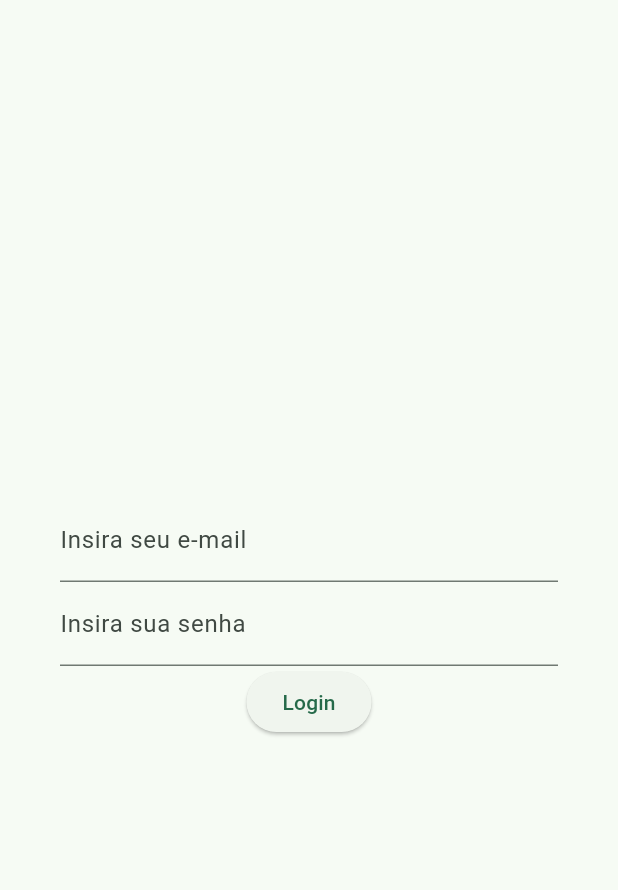
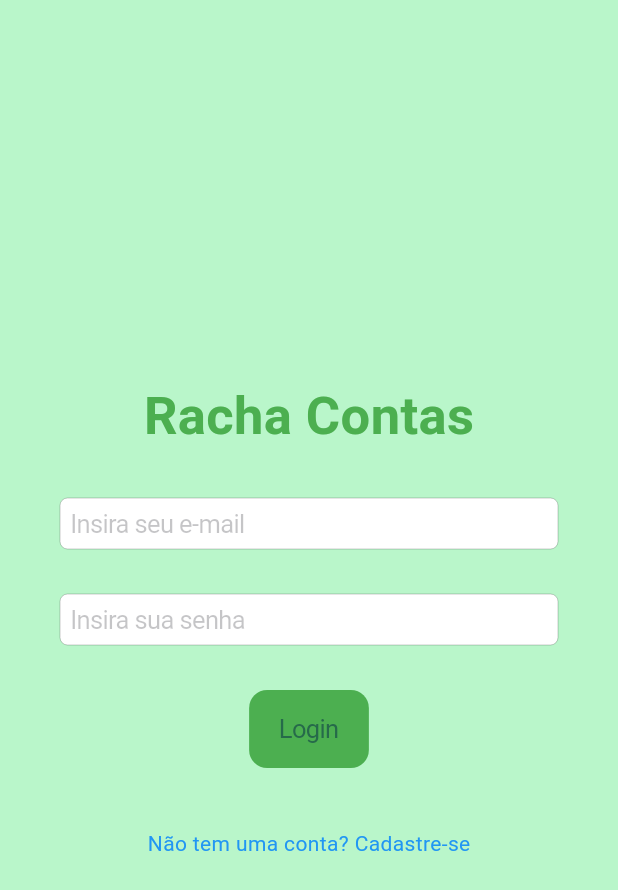
Before and after one commit to LaraGastaldi/RachaContas, a Flutter app: the screen it shows after launch, on a phone screen of 412 x 824 dp. Shown: the top 890 px of the screen. Run offline on Flutter 3.47's test engine with Material 3 defaults, Android fonts, the phone set to English and light mode, and no system bars; our stand-ins replace dio, draggable_home, flutter_dotenv, flutter_secure_storage, get, get_it and 1 more; missing offline and left inert: event_hub.

Commit message:
made login page beautiful and functional

```diff
--- a/app/lib/screens/login_screen.dart
+++ b/app/lib/screens/login_screen.dart
@@ -1,3 +1,4 @@
+import 'package:flutter/cupertino.dart';
 import 'package:flutter/material.dart';
 import 'package:flutter/services.dart';
 import 'package:rachacontas/providers.dart';
@@ -19,7 +20,6 @@ class _LoginScreenState extends State<LoginScreen> {
   @override
   void initState() {
     eventhub.on('loading', (loading) {
-      print('chegou');
       setState(() {
         this.loading = loading;
       });
@@ -29,7 +29,8 @@ class _LoginScreenState extends State<LoginScreen> {
   @override
   Widget build(BuildContext context) {
     return Scaffold(
-      body: Center(
+      backgroundColor: Colors.greenAccent.shade100,
+      body: SafeArea(
         child: Padding(
           padding: const EdgeInsets.all(40.0),
           child: Form(
@@ -37,48 +38,64 @@ class _LoginScreenState extends State<LoginScreen> {
             child: Column(
               mainAxisAlignment: MainAxisAlignment.center,
               children: [
-                TextFormField(
+                Text(
+                  'Racha Contas',
+                  style: TextStyle(
+                    fontSize: 35,
+                    fontWeight: FontWeight.bold,
+                    color: Colors.green,
+                  ),
+                ),
+                const Divider(
+                  color: Colors.transparent,
+                  height: 30,
+                ),
+                CupertinoTextField(
                   controller: widget.loginController.emailController,
-                  decoration: const InputDecoration(
-                    labelText: 'Insira seu e-mail',
-                  ),
+                  placeholder: 'Insira seu e-mail',
                   autocorrect: false,
                   inputFormatters: [
                     FilteringTextInputFormatter.deny(RegExp(r'\s')),
                   ],
-                  validator: (value) {
-                    if (value!.isEmpty) {
-                      return 'O e-mail é requirido';
-                    }
-                    return null;
-                  },
                 ),
-                TextFormField(
+                const Divider(
+                  color: Colors.transparent,
+                  height: 30,
+                ),
+                CupertinoTextField(
                   obscureText: true,
                   controller: widget.loginController.passwordController,
-                  decoration: const InputDecoration(
-                    labelText: 'Insira sua senha',
+                  placeholder: 'Insira sua senha',
                 ),
-                  validator: (value) {
-                    if (value!.isEmpty) {
-                      return 'A senha é requirida';
-                    }
-                    return null;
-                  },
+
+                const Divider(
+                  color: Colors.transparent,
+                  height: 30,
                 ),
-                ElevatedButton(
+                CupertinoButton(
                     onPressed: loading
                         ? null
                         : () {
                       widget.loginController.login();
                     },
+                    color: Colors.green,
                     child: loading
                         ? const SizedBox(
-                          child: CircularProgressIndicator(),
                       width: 20,
                       height: 20,
+                      child: CircularProgressIndicator(),
                     )
                         : const Text('Login'),
+                ),
+                const Divider(
+                  color: Colors.transparent,
+                  height: 40,
+                ),
+                InkWell(
+                  onTap: () {
+                    Get.toNamed('/register');
+                  },
+                  child: const Text('Não tem uma conta? Cadastre-se', style: TextStyle(color: Colors.blue),),
                 ),
               ],
             ),
--- a/app/lib/services/api_service.dart
+++ b/app/lib/services/api_service.dart
@@ -19,6 +19,8 @@ class ApiService {
         data: data,
         options: Options(
           method: method,
+          receiveTimeout: const Duration(seconds: 5),
+          sendTimeout: const Duration(seconds: 5),
           validateStatus: (status) {
             return status! < 500;
           },
@@ -36,6 +38,8 @@ class ApiService {
           "${await EnvService.get('API_URL')}/refresh",
           options: Options(
             method: 'POST',
+            receiveTimeout: const Duration(seconds: 5),
+            sendTimeout: const Duration(seconds: 5),
             validateStatus: (status) {
               return status! < 500;
             },
--- a/app/pubspec.yaml
+++ b/app/pubspec.yaml
@@ -45,6 +45,7 @@ dependencies:
   get_it: ^8.0.0
   draggable_home: ^1.0.5
   event_hub: ^0.2.1
+  internet_connection_checker_plus: ^2.5.2
 
 dev_dependencies:
   flutter_test:
```
Also changed, not shown: app/lib/services/controllers/login_controller.dart (+17 -2 lines), app/pubspec.lock, 1 other file. Lines whose indentation alone changed are shown as unchanged.
